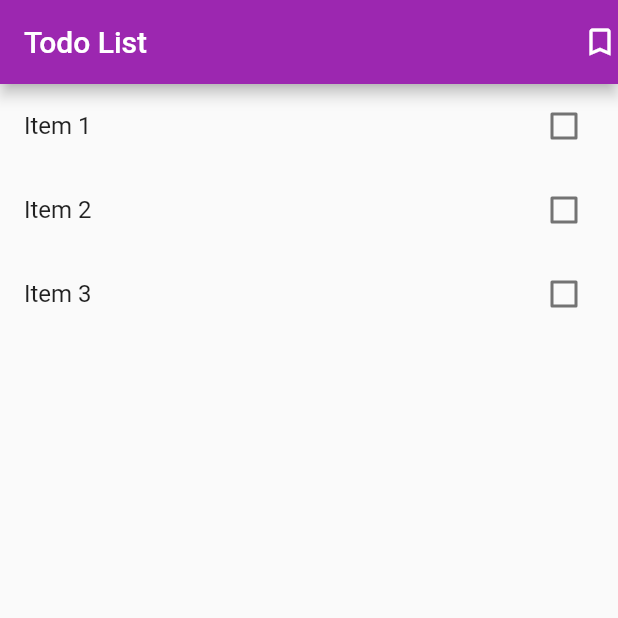
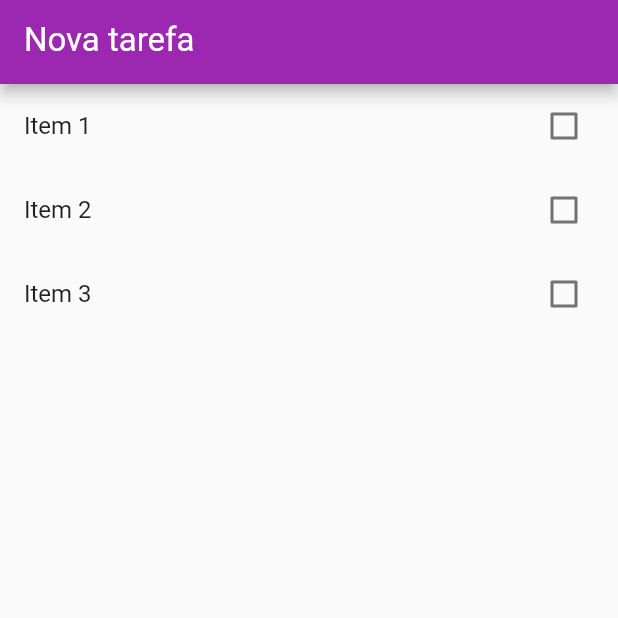
Before and after one commit to vitor2233/curso-flutter, a Flutter app: the screen it shows after launch, on a phone screen of 412 x 824 dp, the top half of it. Run offline on Flutter 3.47's test engine with Material 2 defaults, Android fonts, the phone set to English and light mode, and no system bars.

Commit message:
Aula 9: TextFormField

```diff
--- a/todo/lib/main.dart
+++ b/todo/lib/main.dart
@@ -35,14 +35,23 @@ class HomePage extends StatefulWidget {
 }
 
 class _HomePageState extends State<HomePage> {
+  var newTaskController = TextEditingController();
+
   @override
   Widget build(BuildContext context) {
     return Scaffold(
       appBar: AppBar(
-        title: Text('Todo List'),
-        actions: <Widget>[
-          Icon(Icons.bookmark_border),
-        ],
+        title: TextFormField(
+          controller: newTaskController,
+          keyboardType: TextInputType.text,
+          style: TextStyle(
+            color: Colors.white,
+            fontSize: 22,
+          ),
+          decoration: InputDecoration(
+              labelText: 'Nova tarefa',
+              labelStyle: TextStyle(color: Colors.white)),
+        ),
       ),
       body: ListView.builder(
         itemCount: widget.items.length,
```
